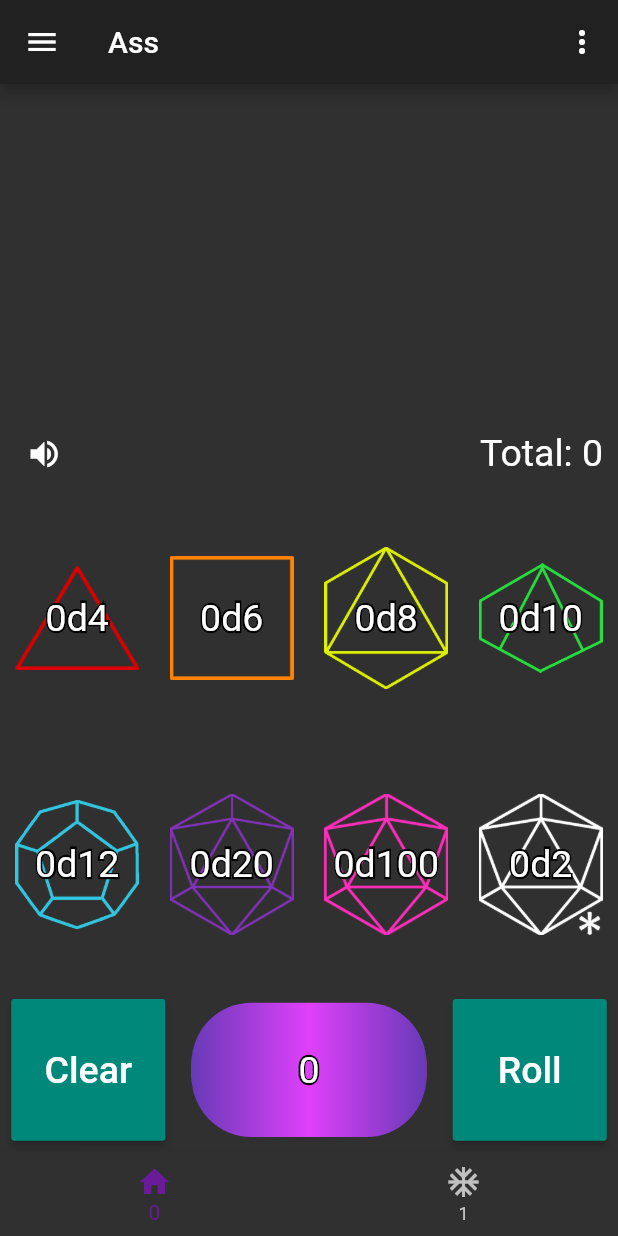
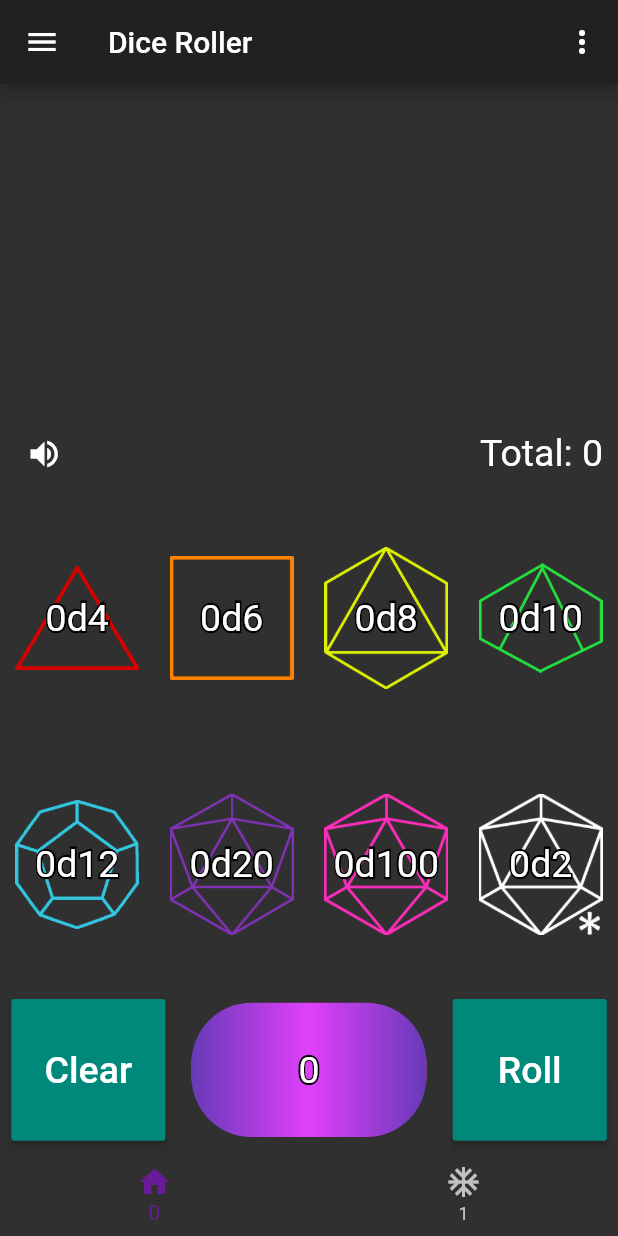
Before and after one commit to hansied67/flutter_dice_roller, a Flutter app: the screen it shows after launch, after a tap on the "arrow forward" icon, on a phone screen of 412 x 824 dp. Run offline on Flutter 3.47's test engine with Material 2 defaults, Android fonts, the phone set to English and light mode, and no system bars; drawn by our look-alikes of auto_size_text; our stand-ins replace audioplayers, shared_preferences.

Commit message:
various fixes

```diff
--- a/lib/main.dart
+++ b/lib/main.dart
@@ -101,7 +101,7 @@ class _MyHomePageState extends State<MyHomePage> {
       ),
       floatingActionButton: FloatingActionButton(
         onPressed: () async {
-          diceRolls.setDiceButtons();
+          // diceRolls.setDiceButtons();
           Navigator.pushReplacementNamed(context, '/dice');
         },
         child: globalVariables.isAndroid ? Icon(Icons.arrow_forward) : Icon(Icons.arrow_forward_ios)
--- a/lib/screens/standard/standard_dice/dice_roller.dart
+++ b/lib/screens/standard/standard_dice/dice_roller.dart
@@ -70,17 +70,13 @@ class _DiceRollerState extends State<DiceRoller> {
         Expanded(
           flex: 3,
           child: Row(
-            children: !(diceRolls.getDiceButtons.length == 0) ?
-              diceRolls.getDiceButtons.sublist(0, 4) :
-              [Container()]
+              children: diceRolls.getDiceButtons.sublist(0, 4)
           ),
         ),
         Expanded(
           flex: 3,
           child: Row(
-              children: !(diceRolls.getDiceButtons.length == 0) ?
-              diceRolls.getDiceButtons.sublist(4, 8) :
-              [Container()]
+              children: diceRolls.getDiceButtons.sublist(4, 8)
           ),
         ),
         Expanded(
--- a/lib/screens/standard/standard_dice/dice_rolls.dart
+++ b/lib/screens/standard/standard_dice/dice_rolls.dart
@@ -34,6 +34,10 @@ class DiceRolls extends ChangeNotifier {
   List<Expanded> _rows = List<Expanded>();  // rows of DiceDisplay
 
   var rng = new Random();
+
+  DiceRolls() {
+    setDiceButtons();
+  }
 
   void setDiceButtons() async {
     SharedPreferences prefs = await SharedPreferences.getInstance();
--- a/lib/screens/standard/standard_screen.dart
+++ b/lib/screens/standard/standard_screen.dart
@@ -1,6 +1,9 @@
 import 'package:flutter/material.dart';
+import 'package:provider/provider.dart';
 
+import 'package:flutterdiceroller/screens/standard/standard_dice/dice_rolls.dart';
 import 'standard_dice/dice_roller.dart';
+
 
 class StandardScreen extends StatefulWidget {
   StandardScreen({Key key}) : super(key: key);
@@ -45,7 +48,7 @@ class _StandardScreenState extends State<StandardScreen> {
     return Scaffold(
       drawer: new Drawer(),
       appBar: AppBar(
-        title: Text("Ass"),
+        title: Text("Dice Roller"),
         actions: <Widget>[
           PopupMenuButton<String>(
             onSelected:_onHamburger,
```
